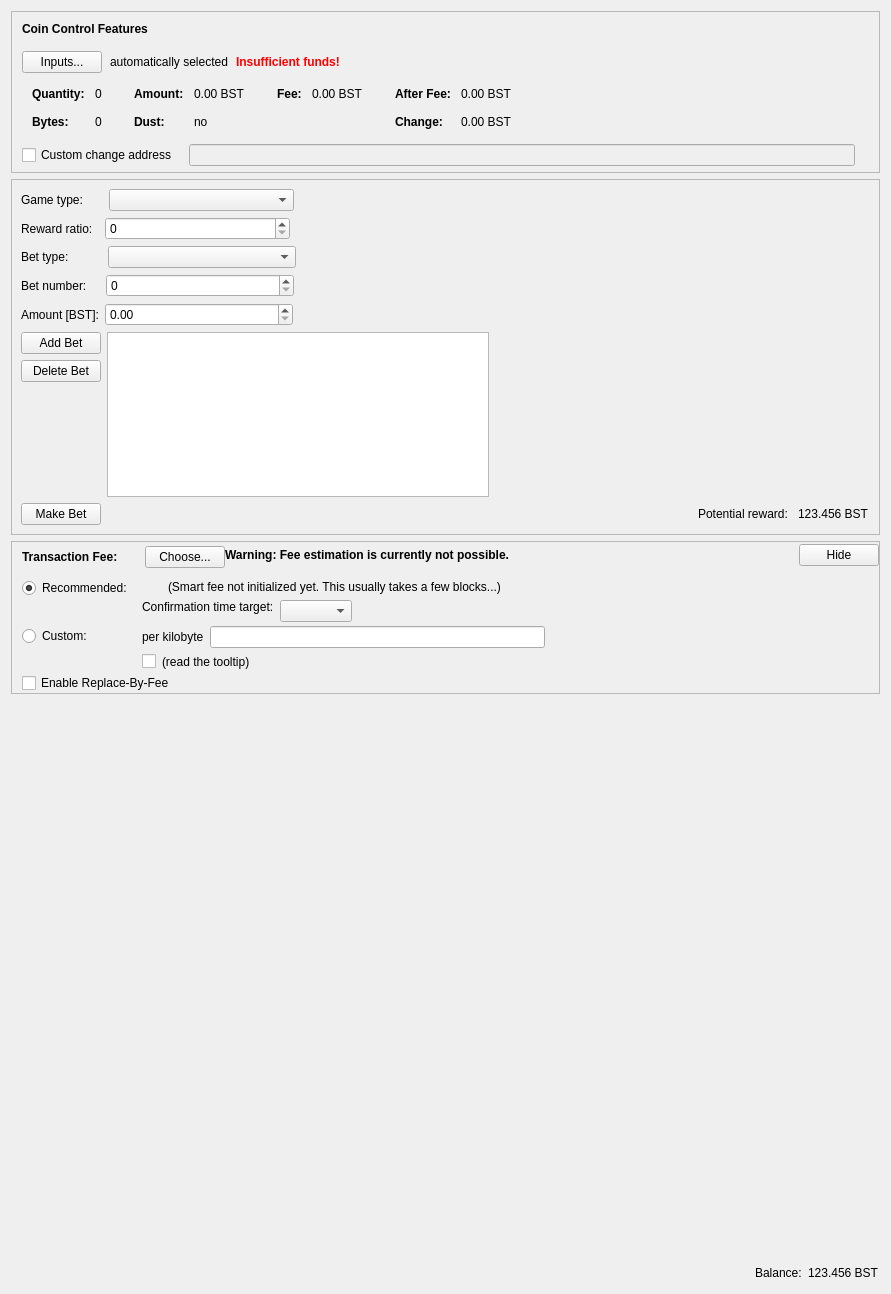
opodgorska/bst, file src/qt/forms/gamepage.ui: the form before one commit.
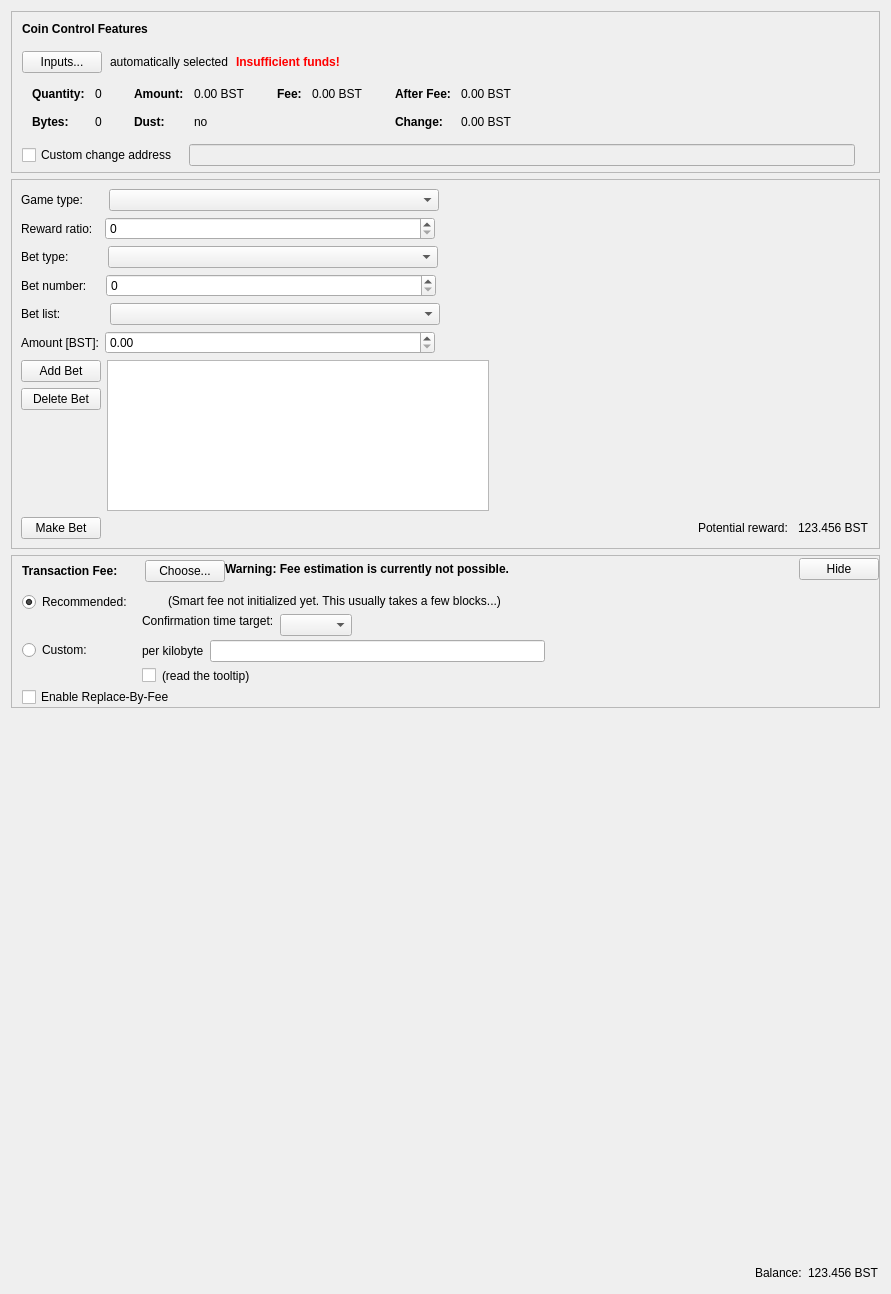
The form after the commit. Custom widgets are drawn as their Qt base class.

Commit message: adding bet list comboBox for complex roulette games

```diff
--- a/src/qt/forms/gamepage.ui
+++ b/src/qt/forms/gamepage.ui
@@ -596,7 +596,7 @@
          <widget class="QComboBox" name="gameTypeComboBox">
           <property name="minimumSize">
            <size>
-            <width>185</width>
+            <width>330</width>
             <height>0</height>
            </size>
           </property>
@@ -630,7 +630,7 @@
          <widget class="QSpinBox" name="rewardRatioSpinBox">
           <property name="minimumSize">
            <size>
-            <width>185</width>
+            <width>330</width>
             <height>0</height>
            </size>
           </property>
@@ -664,7 +664,7 @@
          <widget class="QComboBox" name="betTypeComboBox">
           <property name="minimumSize">
            <size>
-            <width>188</width>
+            <width>330</width>
             <height>0</height>
            </size>
           </property>
@@ -698,7 +698,7 @@
          <widget class="QSpinBox" name="betNumberSpinBox">
           <property name="minimumSize">
            <size>
-            <width>188</width>
+            <width>330</width>
             <height>0</height>
            </size>
           </property>
@@ -719,6 +719,40 @@
         </item>
        </layout>
       </item>
+      <item>
+       <layout class="QHBoxLayout" name="horizontalLayout_4">
+        <item>
+         <widget class="QLabel" name="betNumbersListLabel">
+          <property name="text">
+           <string>Bet list:             </string>
+          </property>
+         </widget>
+        </item>
+        <item>
+         <widget class="QComboBox" name="betListComboBox">
+          <property name="minimumSize">
+           <size>
+            <width>330</width>
+            <height>0</height>
+           </size>
+          </property>
+         </widget>
+        </item>
+        <item>
+         <spacer name="horizontalSpacer_4">
+          <property name="orientation">
+           <enum>Qt::Horizontal</enum>
+          </property>
+          <property name="sizeHint" stdset="0">
+           <size>
+            <width>40</width>
+            <height>20</height>
+           </size>
+          </property>
+         </spacer>
+        </item>
+       </layout>
+      </item>
       <item>
        <layout class="QHBoxLayout" name="horizontalLayout">
         <item>
@@ -732,7 +766,7 @@
          <widget class="QDoubleSpinBox" name="amountSpinBox">
           <property name="minimumSize">
            <size>
-            <width>188</width>
+            <width>330</width>
             <height>0</height>
            </size>
           </property>
```
The commit also changes 2 other files.
